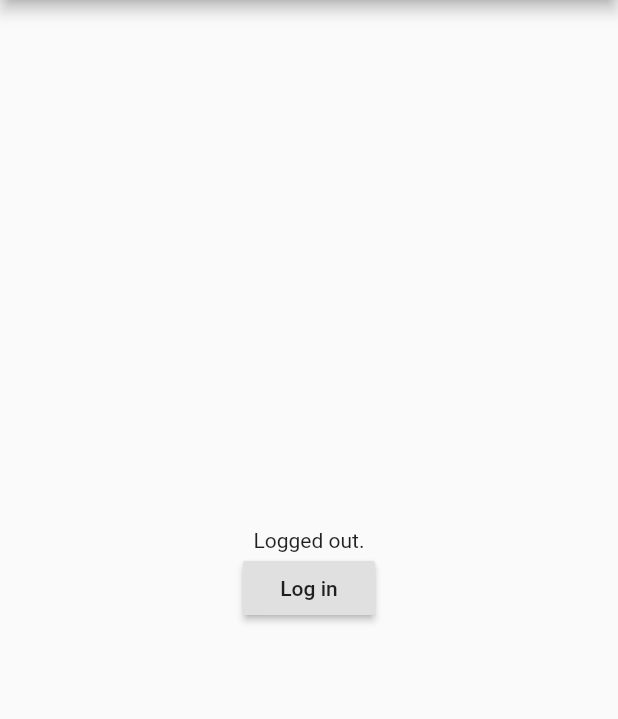
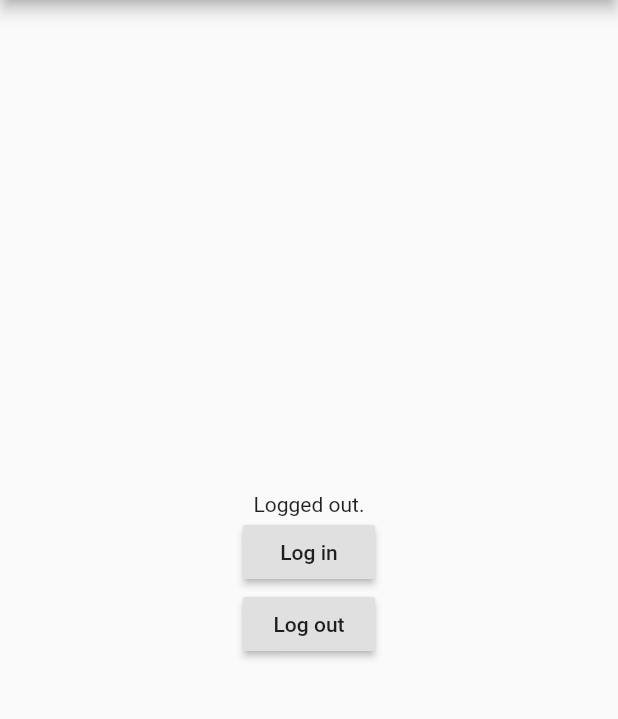
Before and after one commit to roughike/flutter_twitter_login, a Flutter app: the screen it shows after launch, after a tap on "Log in", on a phone screen of 412 x 824 dp, the part 84-803 px from its top. Run offline on Flutter 3.47's test engine with Material 2 defaults, Android fonts, the phone set to English and light mode, and no system bars.

Commit message:
v1.1.0 (#5)
* Support for Dart 2.0. Also a test case for logout.

* Updated Travis file to do the build with Dart 2.0.

* Updated sample to use the logout method.

* Updated changelog, readme and pubspec to reflect the new changes.

```diff
--- a/example/lib/main.dart
+++ b/example/lib/main.dart
@@ -17,6 +17,35 @@ class _MyAppState extends State<MyApp> {
 
   String _message = 'Logged out.';
 
+  void _login() async {
+    final TwitterLoginResult result = await twitterLogin.authorize();
+    String newMessage;
+
+    switch (result.status) {
+      case TwitterLoginStatus.loggedIn:
+        newMessage = 'Logged in! username: ${result.session.username}';
+        break;
+      case TwitterLoginStatus.cancelledByUser:
+        newMessage = 'Login cancelled by user.';
+        break;
+      case TwitterLoginStatus.error:
+        newMessage = 'Login error: ${result.errorMessage}';
+        break;
+    }
+
+    setState(() {
+      _message = newMessage;
+    });
+  }
+
+  void _logout() async {
+    await twitterLogin.logOut();
+
+    setState(() {
+      _message = 'Logged out.';
+    });
+  }
+
   @override
   Widget build(BuildContext context) {
     return new MaterialApp(
@@ -31,28 +60,11 @@ class _MyAppState extends State<MyApp> {
               new Text(_message),
               new RaisedButton(
                 child: new Text('Log in'),
-                onPressed: () async {
-                  final TwitterLoginResult result =
-                      await twitterLogin.authorize();
-                  String newMessage;
-
-                  switch (result.status) {
-                    case TwitterLoginStatus.loggedIn:
-                      newMessage =
-                          'Logged in! username: ${result.session.username}';
-                      break;
-                    case TwitterLoginStatus.cancelledByUser:
-                      newMessage = 'Login cancelled by user.';
-                      break;
-                    case TwitterLoginStatus.error:
-                      newMessage = 'Login error: ${result.errorMessage}';
-                      break;
-                  }
-
-                  setState(() {
-                    _message = newMessage;
-                  });
-                },
+                onPressed: _login,
+              ),
+              new RaisedButton(
+                child: new Text('Log out'),
+                onPressed: _logout,
               ),
             ],
           ),
--- a/lib/flutter_twitter_login.dart
+++ b/lib/flutter_twitter_login.dart
@@ -55,14 +55,14 @@ class TwitterLogin {
   ///
   /// If the user is not logged in, this returns null.
   Future<TwitterSession> get currentSession async {
-    final Map<String, dynamic> session =
+    final Map<dynamic, dynamic> session =
         await channel.invokeMethod('getCurrentSession', _keys);
 
     if (session == null) {
       return null;
     }
 
-    return new TwitterSession.fromMap(session);
+    return new TwitterSession.fromMap(session.cast<String, dynamic>());
   }
 
   /// Logs the user in.
@@ -101,14 +101,14 @@ class TwitterLogin {
   ///
   /// See the [TwitterLoginResult] class for more documentation.
   Future<TwitterLoginResult> authorize() async {
-    final Map<String, dynamic> result =
+    final Map<dynamic, dynamic> result =
         await channel.invokeMethod('authorize', _keys);
 
-    return new TwitterLoginResult._(result);
+    return new TwitterLoginResult._(result.cast<String, dynamic>());
   }
 
   /// Logs the currently logged in user out.
-  Future<Null> logOut() async => channel.invokeMethod('logOut', _keys);
+  Future<void> logOut() async => channel.invokeMethod('logOut', _keys);
 }
 
 /// The result when a Twitter login flow has completed.
@@ -136,7 +136,9 @@ class TwitterLoginResult {
   TwitterLoginResult._(Map<String, dynamic> map)
       : status = _parseStatus(map['status'], map['errorMessage']),
         session = map['session'] != null
-            ? new TwitterSession.fromMap(map['session'])
+            ? new TwitterSession.fromMap(
+                map['session'].cast<String, dynamic>(),
+              )
             : null,
         errorMessage = map['errorMessage'];
 
--- a/pubspec.yaml
+++ b/pubspec.yaml
@@ -1,6 +1,6 @@
 name: flutter_twitter_login
 description: A Flutter plugin for allowing users to authenticate with native Android &amp; iOS Twitter login SDKs.
-version: 1.0.1
+version: 1.1.0
 author: Iiro Krankka <iiro.krankka@gmail.com>
 homepage: https://github.com/roughike/flutter_twitter_login
 
@@ -18,4 +18,4 @@ flutter:
     pluginClass: TwitterLoginPlugin
 
 environment:
-    sdk: ">=1.8.0 <2.0.0"
+  sdk: ">=2.0.0-dev.28.0 <3.0.0"
```
Also changed, not shown: 6 other files.
